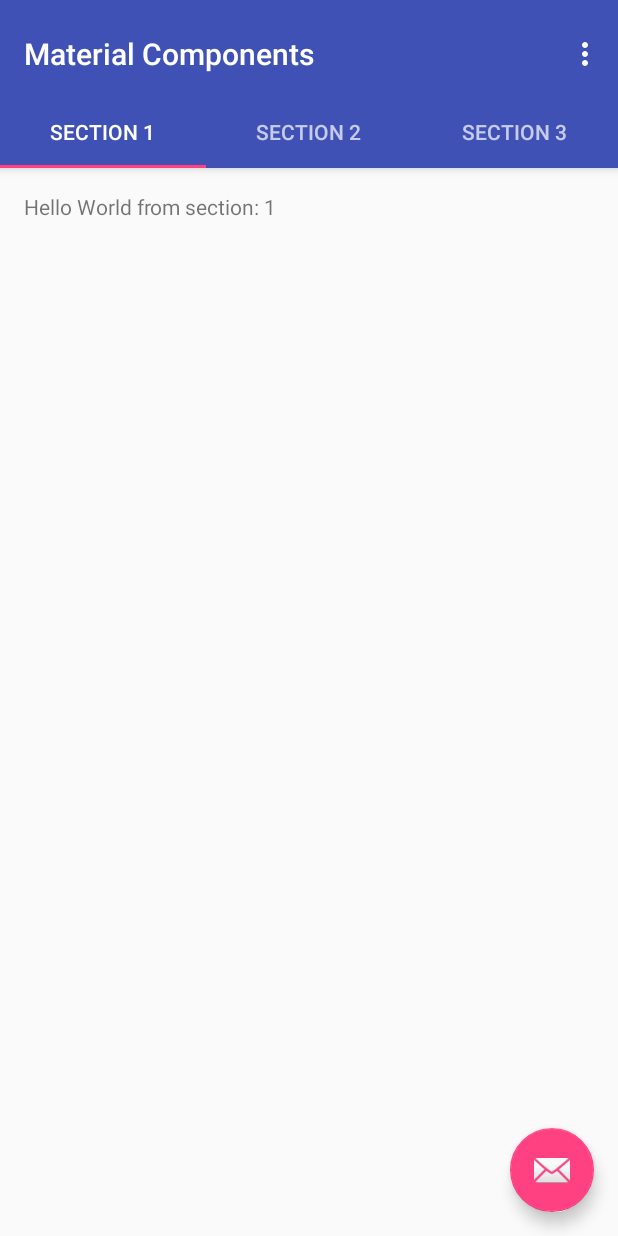
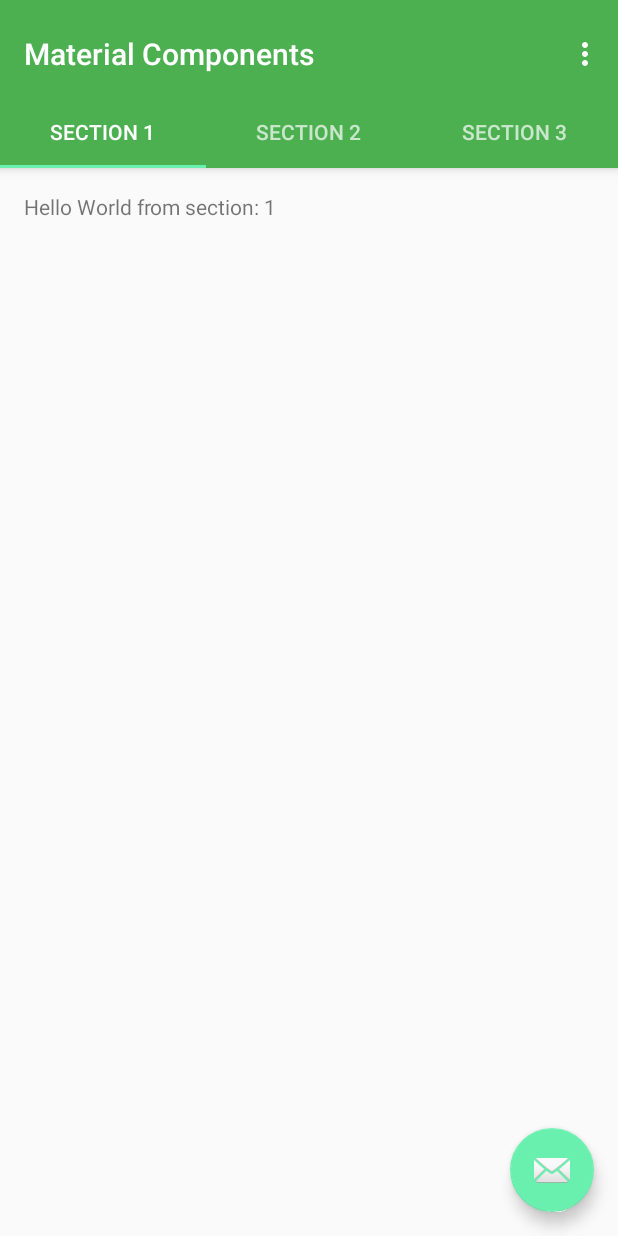
Before and after one commit to StevenByle/Android-Material-Themes-Demo, an Android app: the MaterialComponentsActivity screen opened directly, with no data from a screen before it, on a phone screen of 412 x 824 dp. Run offline under Robolectric (Android 15) with nearby library versions, the phone set to English and light mode, and no system bars.

Commit message:
Added basic color palette and themes.

```diff
--- a/MaterialDesignMadeEasy/app/src/main/java/com/stevenbyle/androidmaterialdesign/MaterialComponentsActivity.java
+++ b/MaterialDesignMadeEasy/app/src/main/java/com/stevenbyle/androidmaterialdesign/controller/MaterialComponentsActivity.java
@@ -1,4 +1,4 @@
-package com.stevenbyle.androidmaterialdesign;
+package com.stevenbyle.androidmaterialdesign.controller;
 
 import android.support.design.widget.TabLayout;
 import android.support.design.widget.FloatingActionButton;
@@ -18,6 +18,8 @@ import android.view.View;
 import android.view.ViewGroup;
 
 import android.widget.TextView;
+
+import com.stevenbyle.androidmaterialdesign.R;
 
 public class MaterialComponentsActivity extends AppCompatActivity {
 
--- a/MaterialDesignMadeEasy/app/src/main/java/com/stevenbyle/androidmaterialdesign/HomeActivity.java
+++ b/MaterialDesignMadeEasy/app/src/main/java/com/stevenbyle/androidmaterialdesign/controller/home/HomeActivity.java
@@ -1,4 +1,4 @@
-package com.stevenbyle.androidmaterialdesign;
+package com.stevenbyle.androidmaterialdesign.controller.home;
 
 import android.os.Bundle;
 import android.support.design.widget.FloatingActionButton;
@@ -12,6 +12,8 @@ import android.support.v7.widget.Toolbar;
 import android.view.Menu;
 import android.view.MenuItem;
 import android.view.View;
+
+import com.stevenbyle.androidmaterialdesign.R;
 
 public class HomeActivity extends AppCompatActivity
         implements NavigationView.OnNavigationItemSelectedListener {
--- a/MaterialDesignMadeEasy/app/src/main/res/layout/activity_home.xml
+++ b/MaterialDesignMadeEasy/app/src/main/res/layout/activity_home.xml
@@ -1,17 +1,19 @@
 <?xml version="1.0" encoding="utf-8"?>
 <android.support.v4.widget.DrawerLayout
+    android:id="@+id/drawer_layout"
     xmlns:android="http://schemas.android.com/apk/res/android"
     xmlns:app="http://schemas.android.com/apk/res-auto"
     xmlns:tools="http://schemas.android.com/tools"
-    android:id="@+id/drawer_layout"
     android:layout_width="match_parent"
     android:layout_height="match_parent"
     android:fitsSystemWindows="true"
     tools:openDrawer="start">
+
     <include
         layout="@layout/app_bar_home"
         android:layout_width="match_parent"
         android:layout_height="match_parent"/>
+
     <android.support.design.widget.NavigationView
         android:id="@+id/nav_view"
         android:layout_width="wrap_content"
--- a/MaterialDesignMadeEasy/app/src/main/res/layout/activity_material_components.xml
+++ b/MaterialDesignMadeEasy/app/src/main/res/layout/activity_material_components.xml
@@ -7,7 +7,7 @@
     android:layout_width="match_parent"
     android:layout_height="match_parent"
     android:fitsSystemWindows="true"
-    tools:context="com.stevenbyle.androidmaterialdesign.MaterialComponentsActivity">
+    tools:context="com.stevenbyle.androidmaterialdesign.controller.MaterialComponentsActivity">
 
     <android.support.design.widget.AppBarLayout
         android:id="@+id/appbar"
--- a/MaterialDesignMadeEasy/app/src/main/res/layout/app_bar_home.xml
+++ b/MaterialDesignMadeEasy/app/src/main/res/layout/app_bar_home.xml
@@ -7,10 +7,12 @@
     android:layout_height="match_parent"
     android:fitsSystemWindows="true"
     tools:context=".HomeActivity">
+
     <android.support.design.widget.AppBarLayout
+        android:layout_width="match_parent"
         android:layout_height="wrap_content"
-        android:layout_width="match_parent"
         android:theme="@style/AppTheme.AppBarOverlay">
+
         <android.support.v7.widget.Toolbar
             android:id="@+id/toolbar"
             android:layout_width="match_parent"
@@ -18,7 +20,9 @@
             android:background="?attr/colorPrimary"
             app:popupTheme="@style/AppTheme.PopupOverlay"/>
     </android.support.design.widget.AppBarLayout>
+
     <include layout="@layout/content_home"/>
+
     <android.support.design.widget.FloatingActionButton
         android:id="@+id/fab"
         android:layout_width="wrap_content"
--- a/MaterialDesignMadeEasy/app/src/main/res/layout/fragment_material_components.xml
+++ b/MaterialDesignMadeEasy/app/src/main/res/layout/fragment_material_components.xml
@@ -6,7 +6,7 @@
                 android:paddingRight="@dimen/activity_horizontal_margin"
                 android:paddingTop="@dimen/activity_vertical_margin"
                 android:paddingBottom="@dimen/activity_vertical_margin"
-                tools:context="com.stevenbyle.androidmaterialdesign.MaterialComponentsActivity$PlaceholderFragment">
+                tools:context="com.stevenbyle.androidmaterialdesign.controller.MaterialComponentsActivity$PlaceholderFragment">
     <TextView
         android:id="@+id/section_label"
         android:layout_width="wrap_content"
--- a/MaterialDesignMadeEasy/app/src/main/res/menu/menu_material_components.xml
+++ b/MaterialDesignMadeEasy/app/src/main/res/menu/menu_material_components.xml
@@ -1,7 +1,7 @@
 <menu xmlns:android="http://schemas.android.com/apk/res/android"
       xmlns:app="http://schemas.android.com/apk/res-auto"
       xmlns:tools="http://schemas.android.com/tools"
-      tools:context="com.stevenbyle.androidmaterialdesign.MaterialComponentsActivity">
+      tools:context="com.stevenbyle.androidmaterialdesign.controller.MaterialComponentsActivity">
     <item android:id="@+id/action_settings"
           android:title="@string/action_settings"
           android:orderInCategory="100"
--- a/MaterialDesignMadeEasy/app/src/main/res/values-v21/styles.xml
+++ b/MaterialDesignMadeEasy/app/src/main/res/values-v21/styles.xml
@@ -1,4 +1,5 @@
 <resources>>
+
     <style name="AppTheme.NoActionBar">
         <item name="windowActionBar">false</item>
         <item name="windowNoTitle">true</item>
--- a/MaterialDesignMadeEasy/app/src/main/res/values/styles.xml
+++ b/MaterialDesignMadeEasy/app/src/main/res/values/styles.xml
@@ -1,15 +1,51 @@
 <resources>
-    <!-- Base application theme. -->
     <style name="AppTheme" parent="Theme.AppCompat.Light.DarkActionBar">
-        <!-- Customize your theme here. -->
-        <item name="colorPrimary">@color/colorPrimary</item>
-        <item name="colorPrimaryDark">@color/colorPrimaryDark</item>
-        <item name="colorAccent">@color/colorAccent</item>
+
+        <!-- AppCompat attributes -->
+        <item name="colorPrimary">@color/material_green_500</item>
+        <item name="colorPrimaryDark">@color/material_green_700</item>
+        <item name="colorAccent">@color/material_green_a200</item>
+        <item name="colorControlNormal">@color/material_green_500</item>
+        <item name="colorControlActivated">@color/material_green_500</item>
+        <item name="colorControlHighlight">@color/selector_gray_pressed</item>
+        <item name="colorButtonNormal">@color/material_green_500</item>
+        <item name="colorSwitchThumbNormal">@color/material_green_500</item>
+        <item name="dialogTheme">@style/AppTheme.Dialog.Green</item>
+        <item name="alertDialogTheme">@style/AppTheme.AlertDialog.Green</item>
     </style>
+
     <style name="AppTheme.NoActionBar">
         <item name="windowActionBar">false</item>
         <item name="windowNoTitle">true</item>
     </style>
+
+    <!-- AppBar Overlay Themes -->
     <style name="AppTheme.AppBarOverlay" parent="ThemeOverlay.AppCompat.Dark.ActionBar"/>
+
+    <!-- Popup Overlay Themes -->
     <style name="AppTheme.PopupOverlay" parent="ThemeOverlay.AppCompat.Light"/>
+
+    <!-- Dialog Themes -->
+    <style name="AppTheme.Dialog" parent="Theme.AppCompat.Light.Dialog">
+    </style>
+
+    <style name="AppTheme.Dialog.Green">
+        <item name="colorAccent">@color/material_green_500</item>
+    </style>
+
+    <style name="AppTheme.Dialog.Red">
+        <item name="colorAccent">@color/material_red_500</item>
+    </style>
+
+    <style name="AppTheme.AlertDialog" parent="Theme.AppCompat.Light.Dialog.Alert">
+    </style>
+
+    <style name="AppTheme.AlertDialog.Green">
+        <item name="colorAccent">@color/material_green_500</item>
+    </style>
+
+    <style name="AppTheme.AlertDialog.Red">
+        <item name="colorAccent">@color/material_red_500</item>
+    </style>
+
 </resources>
--- a/MaterialDesignMadeEasy/build.gradle
+++ b/MaterialDesignMadeEasy/build.gradle
@@ -5,7 +5,7 @@ buildscript {
         jcenter()
     }
     dependencies {
-        classpath 'com.android.tools.build:gradle:1.3.0'
+        classpath 'com.android.tools.build:gradle:1.3.1'
 
         // NOTE: Do not place your application dependencies here; they belong
         // in the individual module build.gradle files
```
Also changed, not shown: MaterialDesignMadeEasy/app/src/main/AndroidManifest.xml (+11 -14 lines), MaterialDesignMadeEasy/app/src/main/res/values/colors.xml (+51 -3 lines).
